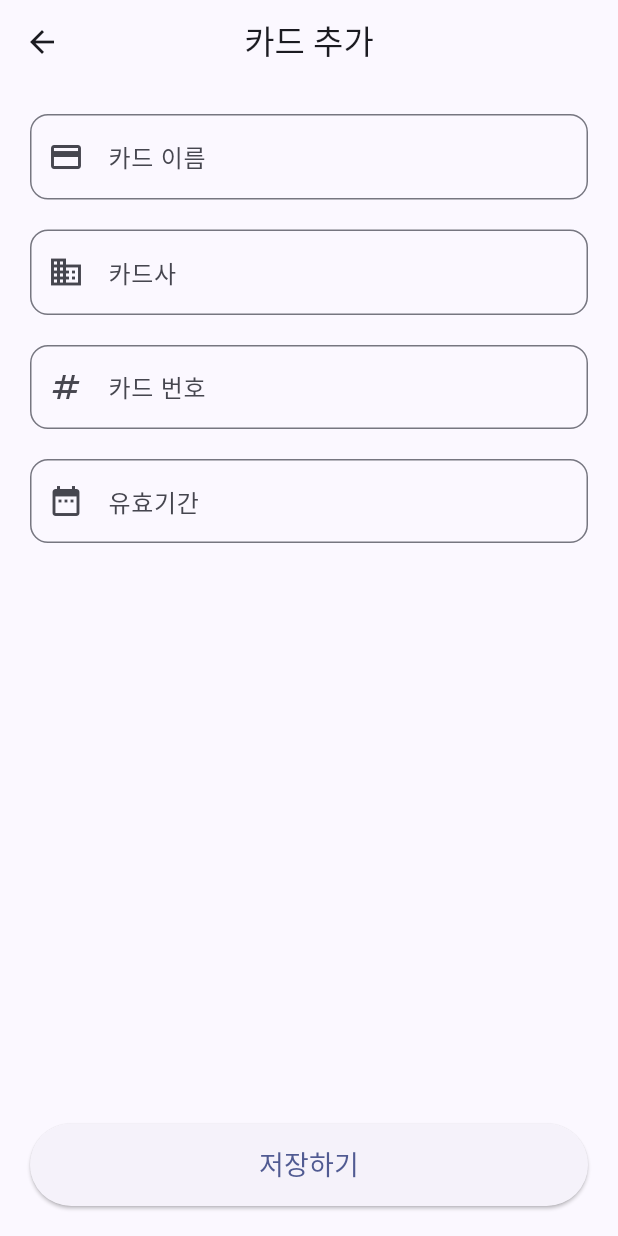
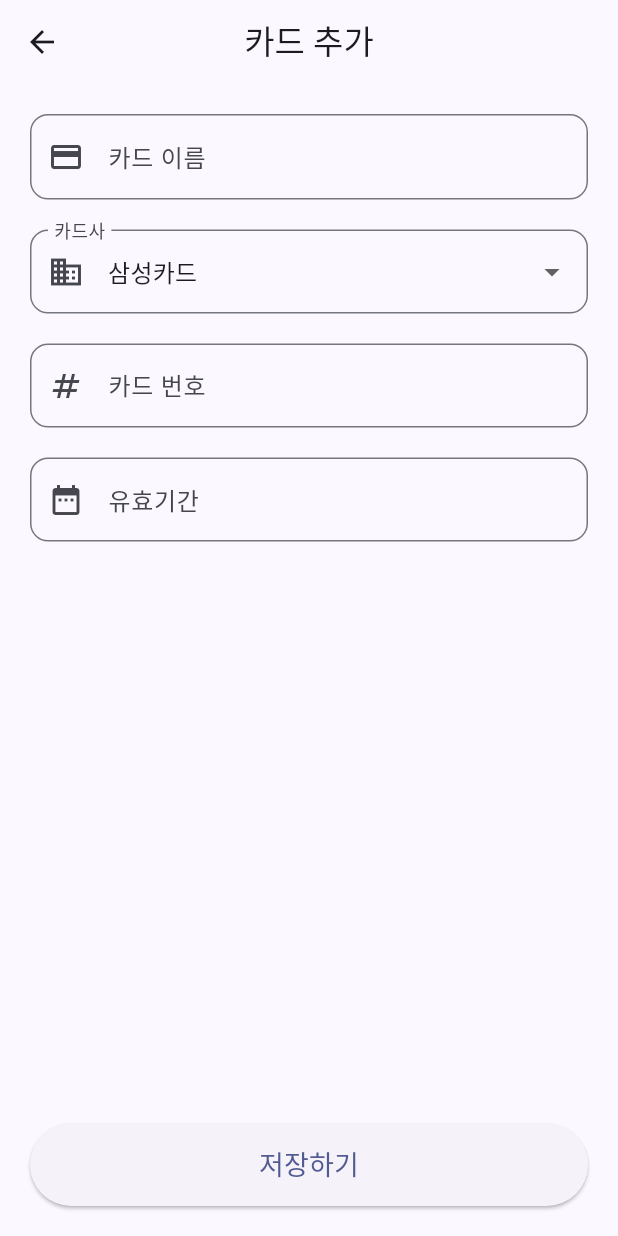
Before and after one commit to jcarrot-1008/card_wallet_flutter, a Flutter app: the AddCardScreen screen opened directly, on a phone screen of 412 x 824 dp. Run offline on Flutter 3.47's test engine with Material 3 defaults, Android fonts, the light colour scheme and no system bars; our stand-ins replace shared_preferences; accounts and stored records are empty.

Commit message:
v0.2.0 카드사 이름 드롭다운 기능

```diff
--- a/lib/screens/add_card_screen.dart
+++ b/lib/screens/add_card_screen.dart
@@ -10,11 +10,25 @@ class AddCardScreen extends StatefulWidget {
 }
 
 class _AddCardScreenState extends State<AddCardScreen> {
-
   final nameController = TextEditingController();
-  final companyController = TextEditingController();
   final numberController = TextEditingController();
   final expiryController = TextEditingController();
+
+  String selectedCompany = '삼성카드';
+
+  final List<String> companies = [
+    '삼성카드',
+    '현대카드',
+    '신한카드',
+    'KB국민카드',
+    '롯데카드',
+    '하나카드',
+    '우리카드',
+    'NH농협카드',
+    'IBK기업은행',
+    '카카오뱅크',
+    '토스',
+  ];
 
   @override
   Widget build(BuildContext context) {
@@ -23,15 +37,13 @@ class _AddCardScreenState extends State<AddCardScreen> {
         title: const Text('카드 추가'),
         centerTitle: true,
       ),
-
       body: Padding(
-        padding: const EdgeInsets.all(20.0),
+        padding: const EdgeInsets.all(20),
         child: Column(
           children: [
-
+            // 카드 이름
             TextField(
               controller: nameController,
-              keyboardType: TextInputType.text,
               decoration: InputDecoration(
                 labelText: '카드 이름',
                 hintText: '예: 삼성 iD 카드',
@@ -44,21 +56,34 @@ class _AddCardScreenState extends State<AddCardScreen> {
 
             const SizedBox(height: 20),
 
-            TextField(
-              controller: companyController,
-              keyboardType: TextInputType.text,
+            // 카드사 선택
+            DropdownButtonFormField<String>(
+              value: selectedCompany,
               decoration: InputDecoration(
                 labelText: '카드사',
-                hintText: '예: 삼성카드',
                 border: OutlineInputBorder(
                   borderRadius: BorderRadius.circular(12),
                 ),
                 prefixIcon: const Icon(Icons.business),
               ),
+              items: companies
+                  .map(
+                    (company) => DropdownMenuItem(
+                  value: company,
+                  child: Text(company),
+                ),
+              )
+                  .toList(),
+              onChanged: (value) {
+                setState(() {
+                  selectedCompany = value!;
+                });
+              },
             ),
 
             const SizedBox(height: 20),
 
+            // 카드번호
             TextField(
               controller: numberController,
               keyboardType: TextInputType.number,
@@ -78,6 +103,7 @@ class _AddCardScreenState extends State<AddCardScreen> {
 
             const SizedBox(height: 20),
 
+            // 유효기간
             TextField(
               controller: expiryController,
               keyboardType: TextInputType.number,
@@ -98,18 +124,14 @@ class _AddCardScreenState extends State<AddCardScreen> {
               height: 55,
               child: ElevatedButton(
                 onPressed: () {
-
                   final newCard = CardModel(
                     name: nameController.text,
-                    company: companyController.text,
+                    company: selectedCompany,
                     number: numberController.text,
                     expiry: expiryController.text,
                   );
 
-                  Navigator.pop(
-                    context,
-                    newCard,
-                  );
+                  Navigator.pop(context, newCard);
                 },
                 child: const Text(
                   '저장하기',
@@ -126,15 +148,12 @@ class _AddCardScreenState extends State<AddCardScreen> {
   }
 }
 
-
 class CardNumberFormatter extends TextInputFormatter {
-
   @override
   TextEditingValue formatEditUpdate(
       TextEditingValue oldValue,
       TextEditingValue newValue,
       ) {
-
     String text = newValue.text.replaceAll('-', '');
 
     if (text.length > 16) {
@@ -144,7 +163,6 @@ class CardNumberFormatter extends TextInputFormatter {
     String formatted = '';
 
     for (int i = 0; i < text.length; i++) {
-
       if (i > 0 && i % 4 == 0) {
         formatted += '-';
       }
```
